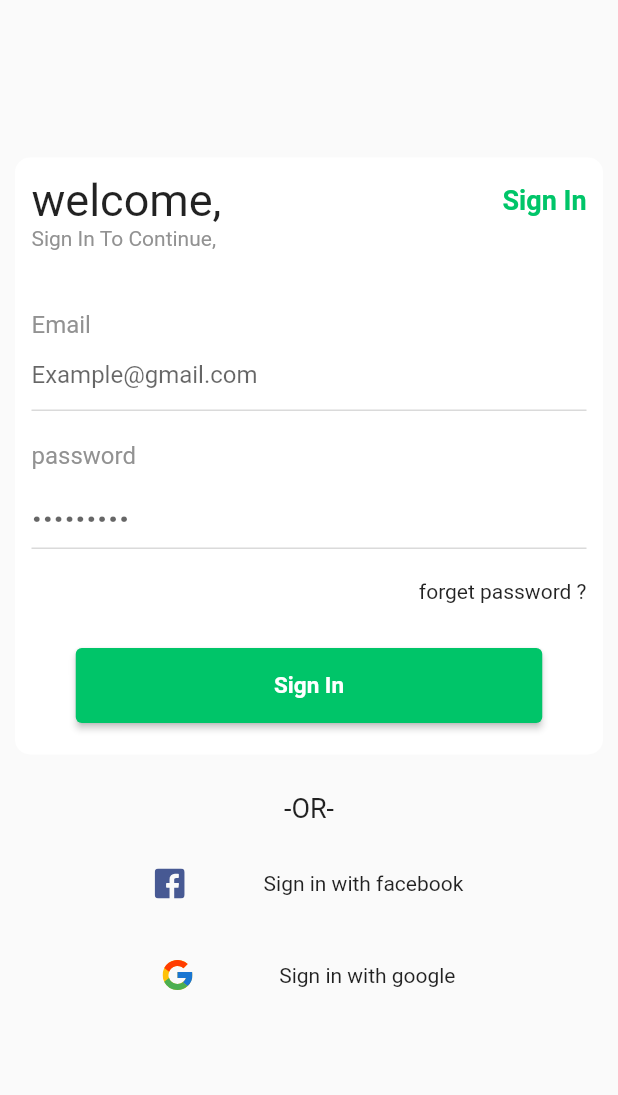
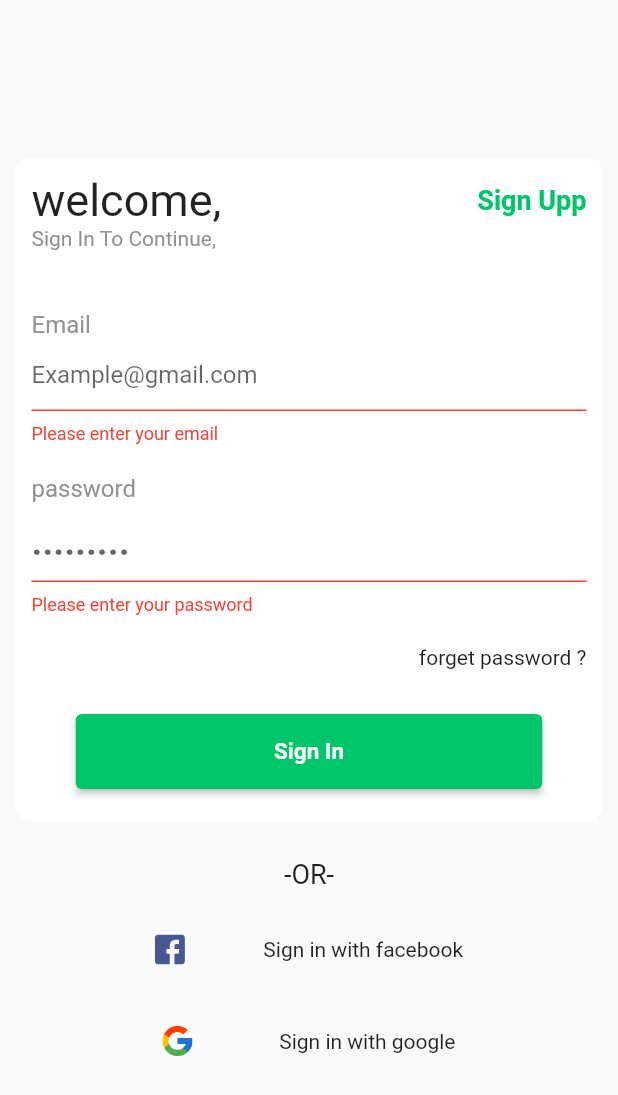
Before and after one commit to abdo-gamal-vip/e_commerce, a Flutter app: the screen it shows after launch, after a tap on "Sign In", on a phone screen of 412 x 824 dp. Shown: the top 1095 px of the screen. Run offline on Flutter 3.47's test engine with Material 2 defaults, Android fonts, the phone set to English and light mode, and no system bars; our stand-ins replace firebase_core, flutter_signin_button, flutter_svg, get; accounts and stored records are empty.

Commit message:
a5r 7aga

```diff
--- a/lib/main.dart
+++ b/lib/main.dart
@@ -1,14 +1,21 @@
 import 'package:e_commerce/helper/conests.dart';
 import 'package:e_commerce/theme/theme.dart';
+import 'package:e_commerce/view_models/auth_view_model.dart';
 import 'package:e_commerce/views/auth_view/sign_in_view.dart';
+import 'package:e_commerce/widgets/defult_big_button.dart';
 import 'package:firebase_core/firebase_core.dart';
 import 'package:flutter/material.dart';
-import 'login.dart';
+import 'package:flutter/src/foundation/key.dart';
+import 'package:flutter/src/widgets/framework.dart';
+import 'package:flutter_signin_button/button_list.dart';
+import 'package:flutter_signin_button/button_view.dart';
+import 'package:flutter_svg/flutter_svg.dart';
+import 'package:get/get.dart';
 
 void main() async {
   WidgetsFlutterBinding.ensureInitialized();
   await Firebase.initializeApp();
-  runApp(MaterialApp(
+  runApp(GetMaterialApp(
     debugShowCheckedModeBanner: false,
     title: "E-commerce",
     theme: getThemeData(),
--- a/lib/views/auth_view/sign_in_view.dart
+++ b/lib/views/auth_view/sign_in_view.dart
@@ -1,5 +1,6 @@
 import 'package:e_commerce/helper/conests.dart';
 import 'package:e_commerce/view_models/auth_view_model.dart';
+import 'package:e_commerce/views/auth_view/sign_up_view.dart';
 import 'package:e_commerce/widgets/defult_big_button.dart';
 import 'package:flutter/material.dart';
 import 'package:flutter/src/foundation/key.dart';
@@ -11,6 +12,7 @@ import 'package:get/get.dart';
 
 class SignInView extends GetWidget<AuthViewModel> {
   final controller = Get.put(AuthViewModel());
+  final GlobalKey<FormState> _formkey = GlobalKey<FormState>();
   @override
   Widget build(BuildContext context) {
     return Scaffold(
@@ -23,7 +25,9 @@ class SignInView extends GetWidget<AuthViewModel> {
               SizedBox(
                 height: Get.height * 95 / Get.height,
               ),
-              Container(
+              Form(
+                key: _formkey,
+                child: Container(
                   margin: const EdgeInsets.all(10),
                   padding: const EdgeInsets.all(11),
                   decoration: BoxDecoration(
@@ -34,15 +38,18 @@ class SignInView extends GetWidget<AuthViewModel> {
                       children: [
                         Row(
                           mainAxisAlignment: MainAxisAlignment.start,
-                        children: const [
-                          Text(
+                          children: [
+                            const Text(
                               "welcome, ",
                               style: TextStyle(fontSize: 30),
                             ),
                             Spacer(),
                             InkWell(
-                            child: Text(
-                              "Sign In",
+                              onTap: () {
+                                Get.to(SignUpView());
+                              },
+                              child: const Text(
+                                "Sign Upp",
                                 style: TextStyle(
                                     fontSize: 18,
                                     color: primaryColor,
@@ -63,7 +70,13 @@ class SignInView extends GetWidget<AuthViewModel> {
                             style: TextStyle(
                                 fontSize: 16, color: Color(0xff929292))),
                         TextFormField(
-                        decoration: InputDecoration(
+                          validator: (value) {
+                            if (value == null || value.isEmpty) {
+                              return "Please enter your email";
+                            }
+                            return null;
+                          },
+                          decoration: const InputDecoration(
                             hintText: "Example@gmail.com",
                           ),
                         ),
@@ -74,6 +87,12 @@ class SignInView extends GetWidget<AuthViewModel> {
                             style: TextStyle(
                                 fontSize: 16, color: Color(0xff929292))),
                         TextFormField(
+                          validator: (value) {
+                            if (value == null || value.isEmpty) {
+                              return "Please enter your password";
+                            }
+                            return null;
+                          },
                           decoration: InputDecoration(
                               hintText: ".........",
                               hintStyle: TextStyle(
@@ -97,11 +116,12 @@ class SignInView extends GetWidget<AuthViewModel> {
                             DefultBigButton(
                                 txt: "signin",
                                 ontap: () {
-                                print("object");
+                                  if (_formkey.currentState!.validate()) {}
                                 }),
                           ],
                         )
                       ]),
+                ),
               ),
               Container(
                 child: Column(
@@ -125,7 +145,7 @@ class SignInView extends GetWidget<AuthViewModel> {
                     ),
                     Container(
                         height: Get.height * 50 / Get.height,
-                        width: Get.width * 311 / Get.width,
+                        width: Get.width * 310 / Get.width,
                         decoration: BoxDecoration(
                           borderRadius: BorderRadius.circular(8),
                         ),
--- a/pubspec.yaml
+++ b/pubspec.yaml
@@ -39,6 +39,7 @@ dependencies:
   flutter_signin_button: ^2.0.0
   flutter_svg: ^1.1.0
   firebase_core: ^1.17.1
+  firebase_auth: ^3.3.19
 
 dev_dependencies:
   flutter_test:
```
Also changed, not shown: lib/views/auth_view/sign_up_view.dart (added, +184 -0 lines), pubspec.lock, 2 other files. Lines whose indentation alone changed are shown as unchanged.
